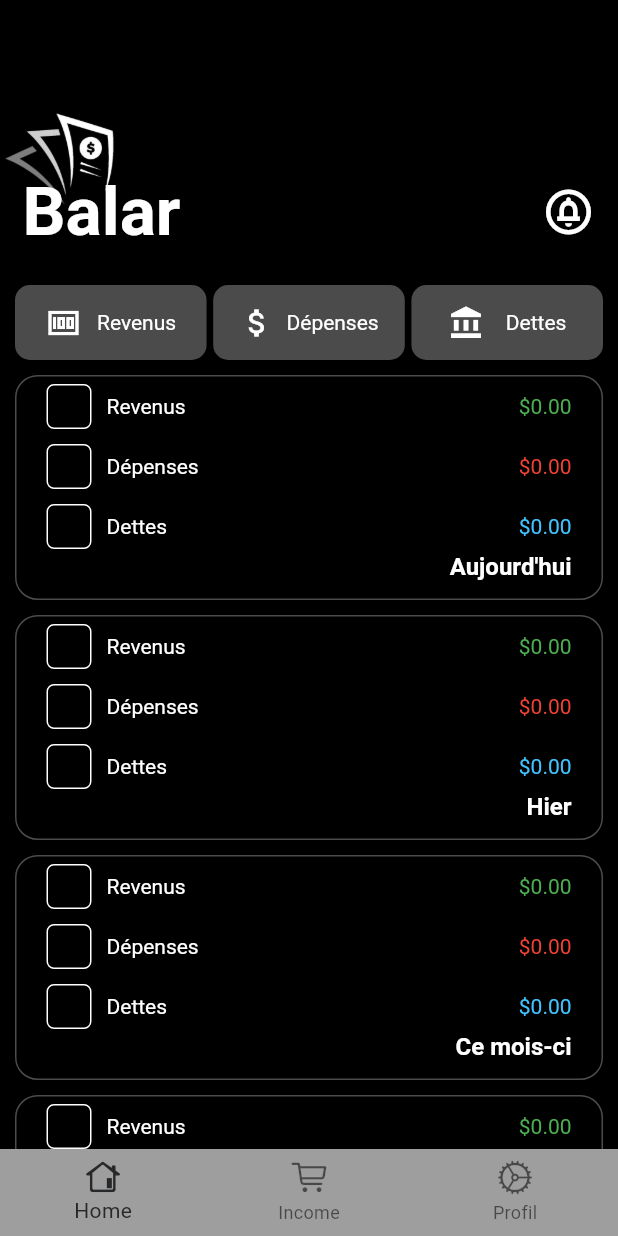
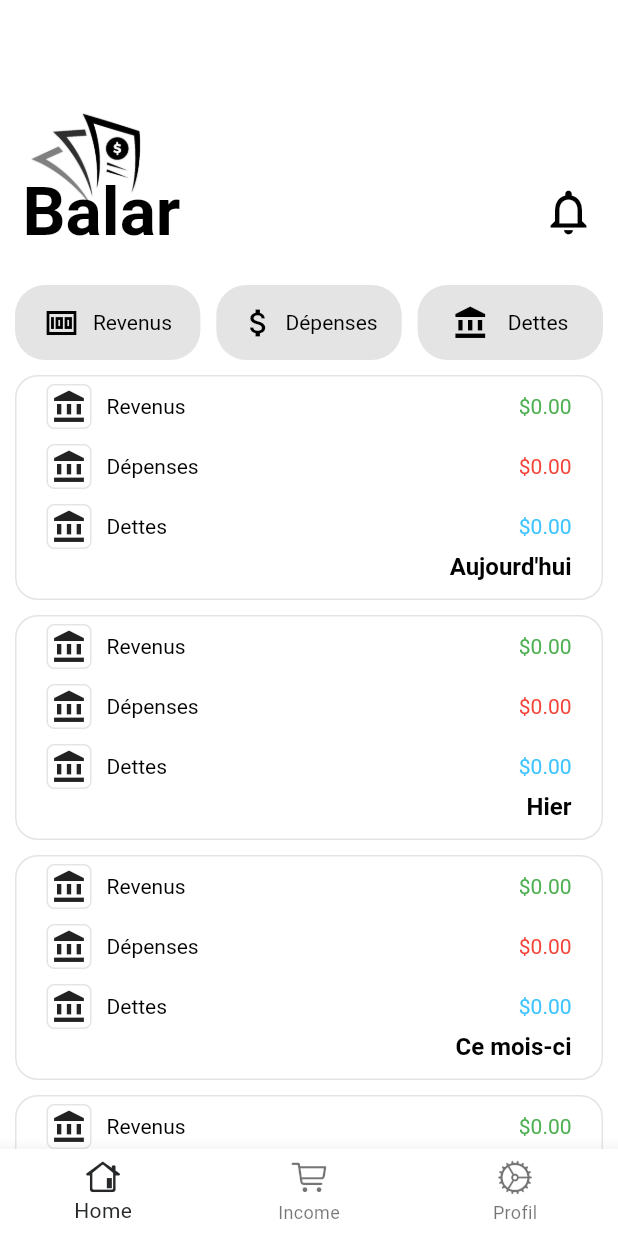
Before and after one commit to justinakonkwa/balar, a Flutter app: the screen it shows once a user with an empty profile is signed in, on a phone screen of 412 x 824 dp. Run offline on Flutter 3.47's test engine with Material 3 defaults, Android fonts, the light colour scheme and no system bars; our stand-ins replace cloud_firestore, country_code_picker, firebase_auth, firebase_core, firebase_messaging, flutter_translate and 4 more; missing offline and left inert: dart:ffi; accounts and stored records are empty; Roboto replaces fonts that are missing (Montserrat).

Commit message:
reorganisation theme app

```diff
--- a/lib/Modeles/firebase.dart
+++ b/lib/Modeles/firebase.dart
@@ -97,7 +97,8 @@
 
       _showDialog(context, 'Succès', 'Transaction ajoutée avec succès.');
     } catch (e) {
-      _showDialog(context, 'Erreur', 'Échec de l\'ajout de la transaction. Veuillez réessayer plus tard.');
+      _showDialog(context, 'Erreur',
+          'Échec de l\'ajout de la transaction. Veuillez réessayer plus tard.');
       print('Erreur lors de l\'ajout de la transaction: $e');
     }
   }
--- a/lib/mainpage.dart
+++ b/lib/mainpage.dart
@@ -1,6 +1,5 @@
 // ignore_for_file: prefer_const_constructors
 
-import 'package:balare/pages/expenses_page.dart';
 import 'package:balare/pages/home_page.dart';
 import 'package:balare/pages/income_page.dart';
 import 'package:balare/pages/user_page.dart';
@@ -28,20 +27,15 @@
   @override
   Widget build(BuildContext context) {
     return Scaffold(
+
+      backgroundColor:Theme.of(context).colorScheme.background,
       body: _widgetOptions.elementAt(currentIndex),
       bottomNavigationBar: Container(
-        // decoration: BoxDecoration(
-        //   border: Border(
-        //     top: BorderSide(
-        //       color: Theme.of(context).colorScheme.onSurface.withOpacity(0.1),
-        //       width: 1,
-        //     ),
-        //   ),
-        // ),
         child: BottomNavigationBar(
-          backgroundColor: Colors.black38,
-          selectedItemColor: Theme.of(context).colorScheme.onBackground,
-          elevation: 0,
+          backgroundColor:             Theme.of(context).colorScheme.background,
+
+        selectedItemColor: Theme.of(context).colorScheme.onBackground,
+          elevation: 10,
           showSelectedLabels: true,
           showUnselectedLabels: true,
           currentIndex: currentIndex,
--- a/lib/pages/home_page.dart
+++ b/lib/pages/home_page.dart
@@ -73,7 +73,7 @@
             "Utilisateur connecté : $userId"); // Afficher l'ID de l'utilisateur
 
         return Scaffold(
-          backgroundColor: Colors.black,
+          backgroundColor: Theme.of(context).colorScheme.background,
           body: CustomScrollView(
             slivers: [
               _buildSliverAppBar(),
@@ -88,7 +88,7 @@
 
   SliverAppBar _buildSliverAppBar() {
     return SliverAppBar(
-      backgroundColor: Colors.black,
+      backgroundColor: Theme.of(context).colorScheme.background,
       expandedHeight: 180.0,
       floating: false,
       pinned: true,
@@ -101,11 +101,11 @@
               AppTextLarge(
                 text: "Balar",
                 size: 30.0,
-                color: Colors.white,
+                color: Theme.of(context).colorScheme.inverseSurface,
               ),
-              const Icon(
-                Icons.circle_notifications_outlined,
-                color: Colors.white,
+              Icon(
+                Icons.notifications_outlined,
+                color: Theme.of(context).colorScheme.inverseSurface,
               )
             ],
           ),
@@ -113,13 +113,15 @@
         titlePadding: const EdgeInsets.only(left: 15, bottom: 10, right: 15),
         background: Stack(
           children: [
-            Container(color: Colors.black),
+            Container(
+              color: Theme.of(context).colorScheme.background,
+            ),
             Padding(
               padding: const EdgeInsets.only(left: 0.0, top: 50),
               child: Opacity(
                 opacity: 1.0,
                 child: Image.asset(
-                  'assets/logo22.png',
+                  'assets/logo21.png',
                   height: 100,
                 ),
               ),
@@ -169,7 +171,7 @@
   NextButton _buildNextButton(
       BuildContext context, String label, IconData icon, String type) {
     return NextButton(
-      width: MediaQuery.of(context).size.width * 0.31,
+      width: MediaQuery.of(context).size.width * 0.3,
       onTap: () {
         Navigator.push(
           context,
@@ -182,8 +184,14 @@
       child: Row(
         mainAxisAlignment: MainAxisAlignment.spaceEvenly,
         children: [
-          Icon(icon, color: Colors.white),
-          AppText(text: label, color: Colors.white),
+          Icon(
+            icon,
+            color: Theme.of(context).colorScheme.inverseSurface,
+          ),
+          AppText(
+            text: label,
+            color: Theme.of(context).colorScheme.inverseSurface,
+          ),
         ],
       ),
     );
@@ -225,7 +233,19 @@
       stream: _zipStreams(revenueStream, expenseStream, debtStream),
       builder: (context, snapshot) {
         if (snapshot.connectionState == ConnectionState.waiting) {
-          return Center(child: CircularProgressIndicator());
+          return Center(
+            child: Container(
+              margin:
+                  EdgeInsets.only(top: 5, bottom: 5, right: 10.0, left: 10.0),
+              padding: EdgeInsets.all(5),
+              height: 150,
+              width: double.maxFinite,
+              decoration: BoxDecoration(
+                borderRadius: BorderRadius.circular(20),
+                color: Theme.of(context).highlightColor,
+              ),
+            ),
+          );
         }
         if (snapshot.hasError) {
           return Center(child: Text('Erreur: ${snapshot.error}'));
@@ -284,8 +304,11 @@
                 crossAxisAlignment: CrossAxisAlignment.end,
                 mainAxisAlignment: MainAxisAlignment.end,
                 children: [
-
-                  AppTextLarge(text: day, color: Colors.white,size: 16.0,),
+                  AppTextLarge(
+                    text: day,
+                    color: Theme.of(context).colorScheme.inverseSurface,
+                    size: 16.0,
+                  ),
                 ],
               ),
             ],
@@ -348,18 +371,21 @@
               height: 30,
               width: 30,
               decoration: BoxDecoration(
-                border: Border.all(color: Colors.white),
+                border: Border.all(color: Theme.of(context).highlightColor),
                 borderRadius: BorderRadius.circular(5),
               ),
-              child: Icon(CupertinoIcons.money_dollar,),
+              child: Icon(
+                Icons.account_balance,
+              ),
             ),
             sizedbox2,
-            AppText(text: title, color: Colors.white),
+            AppText(
+                text: title,
+                color: Theme.of(context).colorScheme.inverseSurface),
           ],
         ),
         AppText(text: amount, color: color),
       ],
-
     );
   }
 }
--- a/lib/theme/theme.dart
+++ b/lib/theme/theme.dart
@@ -5,7 +5,7 @@
 ThemeData lightMode = ThemeData(
   brightness: Brightness.light,
   colorScheme: ColorScheme.light(
-    background:Color(0xfff5f5f5),
+    background:Colors.white,
     onBackground:Color(0xff272829),
     primary: Colors.green.shade900,
     inversePrimary: Color(0xffeeeaea),
@@ -20,7 +20,7 @@
 ThemeData darkMode = ThemeData(
   brightness: Brightness.dark,
   colorScheme: ColorScheme.dark(
-    background: Color(0xff272829),
+    background: Colors.black,
     onBackground:Color(0xfff5f5f5),
     primary:Colors.green,
     inversePrimary: Color(0xff363535),
--- a/lib/widget/bouton_next.dart
+++ b/lib/widget/bouton_next.dart
@@ -26,8 +26,7 @@
         width: width,
         height: 50,
         decoration: BoxDecoration(
-
-          borderRadius: borderRadius,
+          borderRadius: borderRadius + borderRadius,
           color: color ?? Theme.of(context).colorScheme.primary,
         ),
         padding: const EdgeInsets.all(10),
```
Also changed, not shown: lib/pages/expenses_page.dart (deleted, +0 -60 lines), assets/i18n/logo21.png (added), assets/logo21.png (added).
